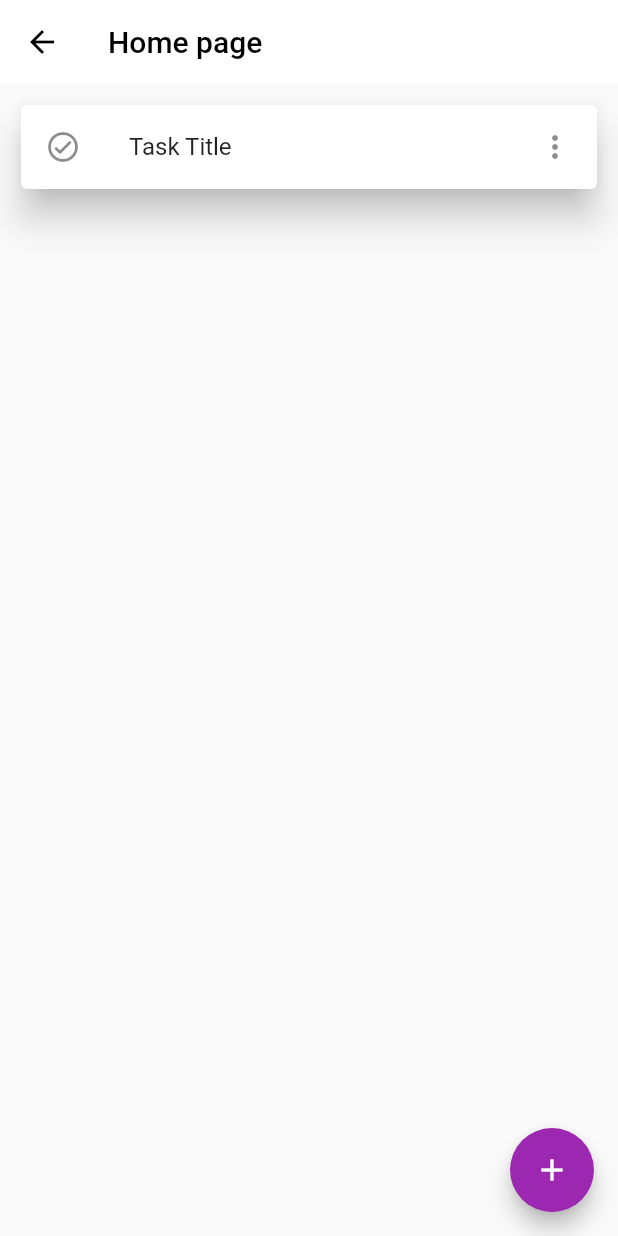
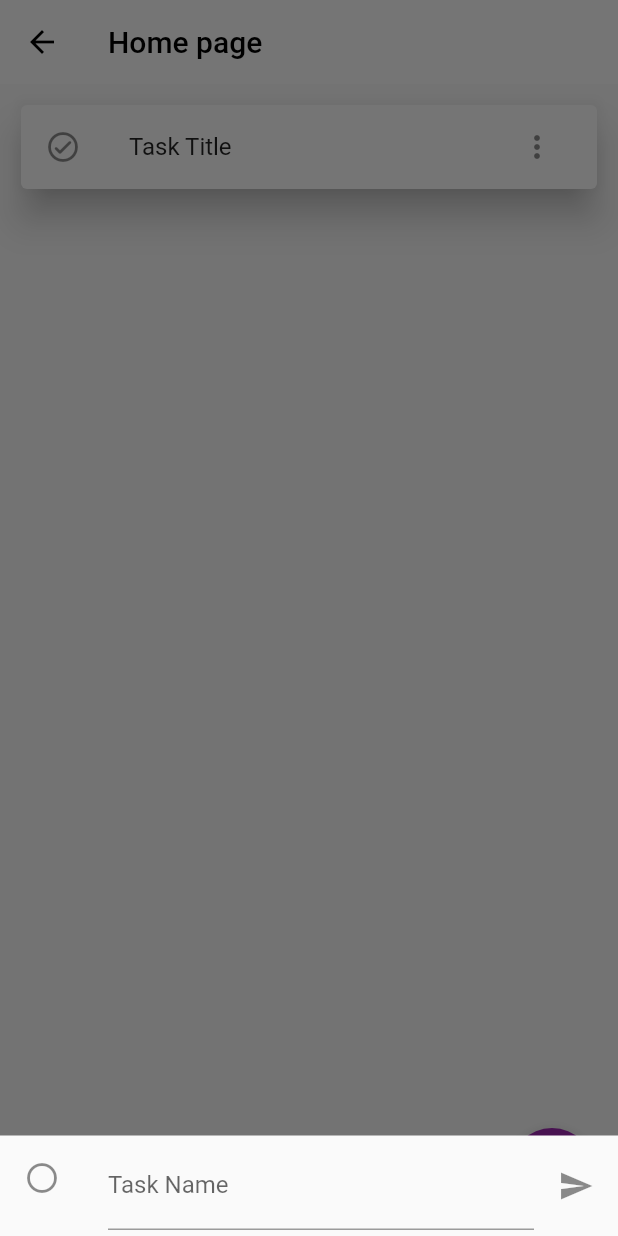
Before and after one commit to Ferhat7/to-do, a Flutter app: the HomePage screen opened directly, after a tap on the "add" icon, on a phone screen of 412 x 824 dp. Run offline on Flutter 3.47's test engine with Material 2 defaults, Android fonts, the phone set to English and light mode, and no system bars.

Commit message:
inital commit

```diff
--- a/lib/main.dart
+++ b/lib/main.dart
@@ -29,7 +29,7 @@ class MyApp extends StatelessWidget {
         // is not restarted.
         primarySwatch: Colors.purple,
       ),
-      home:LoginPage(),
+      home:HomePage(),
     );
   }
 }
--- a/lib/pages/home_page.dart
+++ b/lib/pages/home_page.dart
@@ -4,6 +4,7 @@ import 'package:to_do/widget/empty_page.dart';
 import 'package:to_do/widget/loading_widget.dart';
 
 import '../widget/error_widget.dart';
+import '../widget/new_widget.dart';
 
 class HomePage extends StatefulWidget {
   @override
@@ -11,7 +12,8 @@ class HomePage extends StatefulWidget {
 }
 
 class _HomePageState extends State<HomePage> {
-  var temp = 0;
+  var temp = 1;
+
   @override
   Widget build(BuildContext context) {
     return Scaffold(
@@ -21,29 +23,48 @@ class _HomePageState extends State<HomePage> {
           foregroundColor: Colors.black,
           elevation: 0,
         ),
+
         body: ListView(
-        padding:  const EdgeInsets.all(10),
-        children:  [
-          if(temp == 0)
+          padding: const EdgeInsets.all(10),
+          children: [
+            if (temp == 0)
               EmptyPageWidget(context)
-          else if(temp == 1)
+            else if (temp == 1)
               CardWidget(context)
-          else if(temp==2)
+            else if (temp == 2)
               ErrorPageWidget(context)
+            else if (temp == 3)
+              LoadingPageWidget(context)
             else
-          LoadingPageWidget(context)
+              NewPageWidget(context)
           ],
         ),
+
         floatingActionButton: FloatingActionButton(
           onPressed: () {
-         setState(() {
-           temp++;
+            showModalBottomSheet(
+                context: context,
+                builder: (context) {
+                  return Column(
+                    mainAxisSize: MainAxisSize.min,
+                    children: <Widget>[
+                      ListTile(
+                        leading: new Icon(Icons.radio_button_unchecked),
+                        title:  TextField( decoration: InputDecoration(
+                          labelText: "Task Name"
+                        ),),
+                      trailing:new Icon(Icons.send),
+                        onTap: () {
+                          Navigator.pop(context);
+                        },
+                      ),
+
+                    ],
+                  );
                 });
           },
-
           tooltip: 'Increment',
           child: Icon(Icons.add),
-      ),
-    );
+        ));
   }
 }
--- a/lib/widget/card_widget.dart
+++ b/lib/widget/card_widget.dart
@@ -1,10 +1,12 @@
 
  import 'package:flutter/material.dart';
+import 'package:to_do/pages/home_page.dart';
+import 'package:to_do/widget/delet_updat_widget.dart';
 
 Widget CardWidget(BuildContext context){
 
   return
-    const Card(
+     Card(
       semanticContainer: false,
       elevation: 10,
       borderOnForeground: false,
@@ -12,9 +14,14 @@ Widget CardWidget(BuildContext context){
       child: ListTile(
         leading: Icon(Icons.check_circle_outline_rounded),
         title: Text("Task Title"),
-        trailing: Icon(Icons.more_vert),
-      ),
-    );
+        trailing: DeletUpdatePageWidget(context)
+
+
+
+
+
+
+    ));
 
 
 }
--- /dev/null
+++ b/lib/widget/new_widget.dart
@@ -0,0 +1,3 @@
+import 'package:flutter/material.dart';
+Widget NewPageWidget(BuildContext context) {
+  return Icon(Icons.add);}
```
Also changed, not shown: lib/widget/delet_updat_widget.dart (added, +26 -0 lines). Lines whose indentation alone changed are shown as unchanged.
